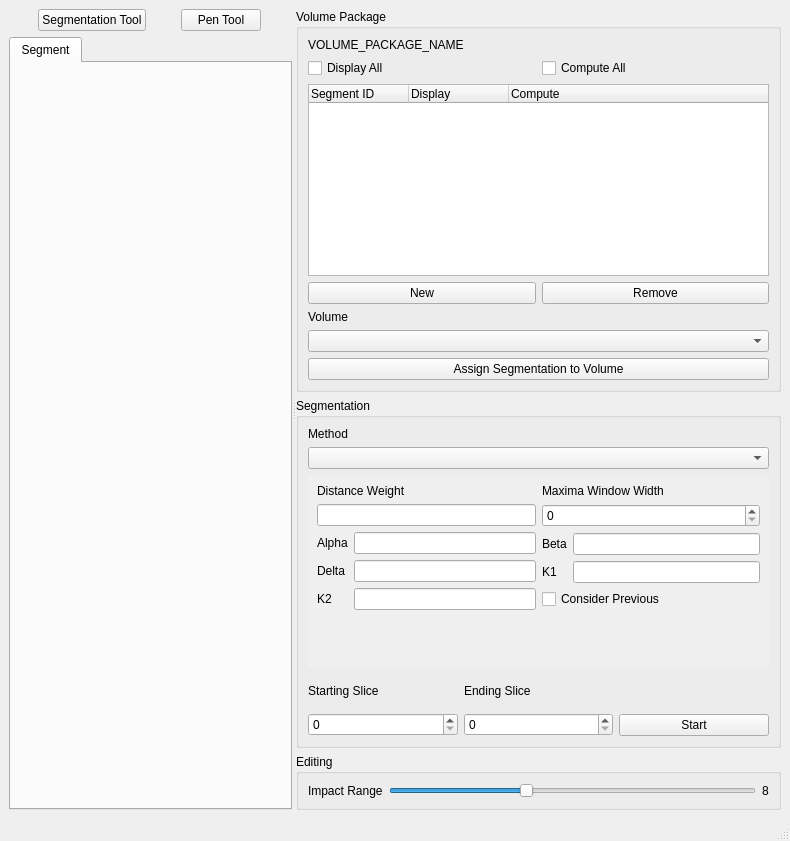
Before: the Qt Designer form volume-cartographer/apps/VC/VCMain.ui in SuperOptimizer/villa, drawn with Qt 5.
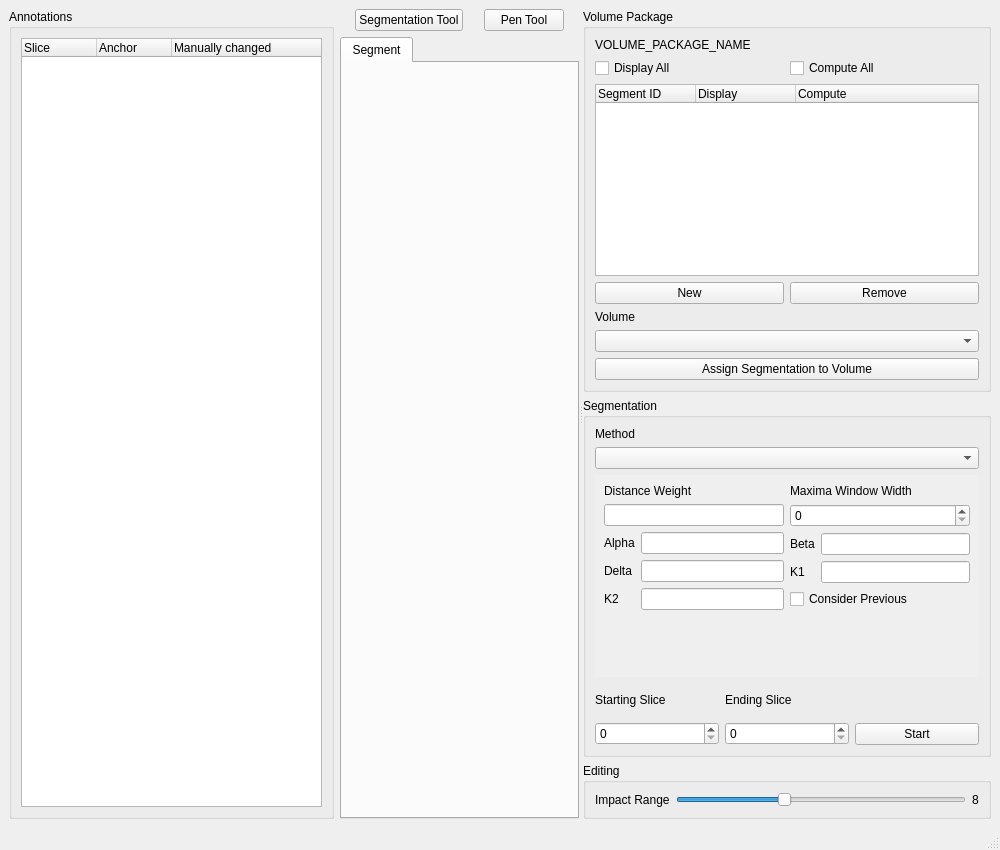
After: the same form once the commit is applied.

Commit message: annotation cloud

What changed in the file:
```diff
--- a/volume-cartographer/apps/VC/VCMain.ui
+++ b/volume-cartographer/apps/VC/VCMain.ui
@@ -6,8 +6,8 @@
    <rect>
     <x>0</x>
     <y>0</y>
-    <width>790</width>
-    <height>841</height>
+    <width>1000</width>
+    <height>850</height>
    </rect>
   </property>
   <property name="sizePolicy">
@@ -26,9 +26,75 @@
      <verstretch>0</verstretch>
     </sizepolicy>
    </property>
-   <layout class="QVBoxLayout" name="verticalLayout_10">
+   <layout class="QHBoxLayout" name="horizontalLayout_5" stretch="1,2">
     <item>
-     <widget class="QSplitter" name="splitter">
+     <widget class="QSplitter" name="splitterLeft">
+      <property name="enabled">
+       <bool>true</bool>
+      </property>
+      <property name="orientation">
+       <enum>Qt::Horizontal</enum>
+      </property>
+      <widget class="QWidget" name="horizontalLayoutWidget_2">
+       <layout class="QHBoxLayout" name="horizontalLayout">
+        <item>
+         <widget class="QGroupBox" name="groupBox">
+          <property name="title">
+           <string>Annotations</string>
+          </property>
+          <layout class="QVBoxLayout" name="verticalLayout">
+           <item>
+            <widget class="QTreeWidget" name="treeWidgetAnnotations">
+             <property name="enabled">
+              <bool>true</bool>
+             </property>
+             <property name="editTriggers">
+              <set>QAbstractItemView::NoEditTriggers</set>
+             </property>
+             <property name="indentation">
+              <number>0</number>
+             </property>
+             <property name="itemsExpandable">
+              <bool>true</bool>
+             </property>
+             <property name="expandsOnDoubleClick">
+              <bool>true</bool>
+             </property>
+             <property name="columnCount">
+              <number>3</number>
+             </property>
+             <attribute name="headerMinimumSectionSize">
+              <number>20</number>
+             </attribute>
+             <attribute name="headerDefaultSectionSize">
+              <number>75</number>
+             </attribute>
+             <column>
+              <property name="text">
+               <string>Slice</string>
+              </property>
+             </column>
+             <column>
+              <property name="text">
+               <string>Anchor</string>
+              </property>
+             </column>
+             <column>
+              <property name="text">
+               <string>Manually changed</string>
+              </property>
+             </column>
+            </widget>
+           </item>
+          </layout>
+         </widget>
+        </item>
+       </layout>
+      </widget>
+     </widget>
+    </item>
+    <item>
+     <widget class="QSplitter" name="splitterRight">
       <property name="sizePolicy">
        <sizepolicy hsizetype="Expanding" vsizetype="Preferred">
         <horstretch>0</horstretch>
@@ -285,8 +351,8 @@
                <rect>
                 <x>0</x>
                 <y>0</y>
-                <width>440</width>
-                <height>160</height>
+                <width>396</width>
+                <height>161</height>
                </rect>
               </property>
               <property name="layoutDirection">
```
The commit also changes 6 other files.
